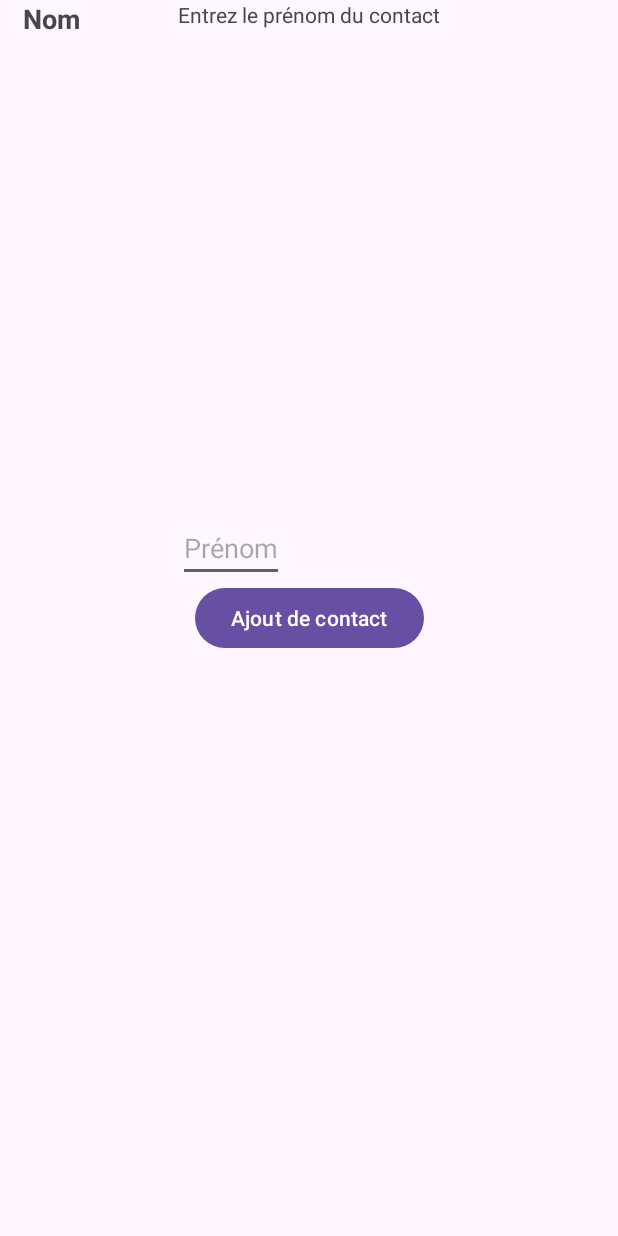
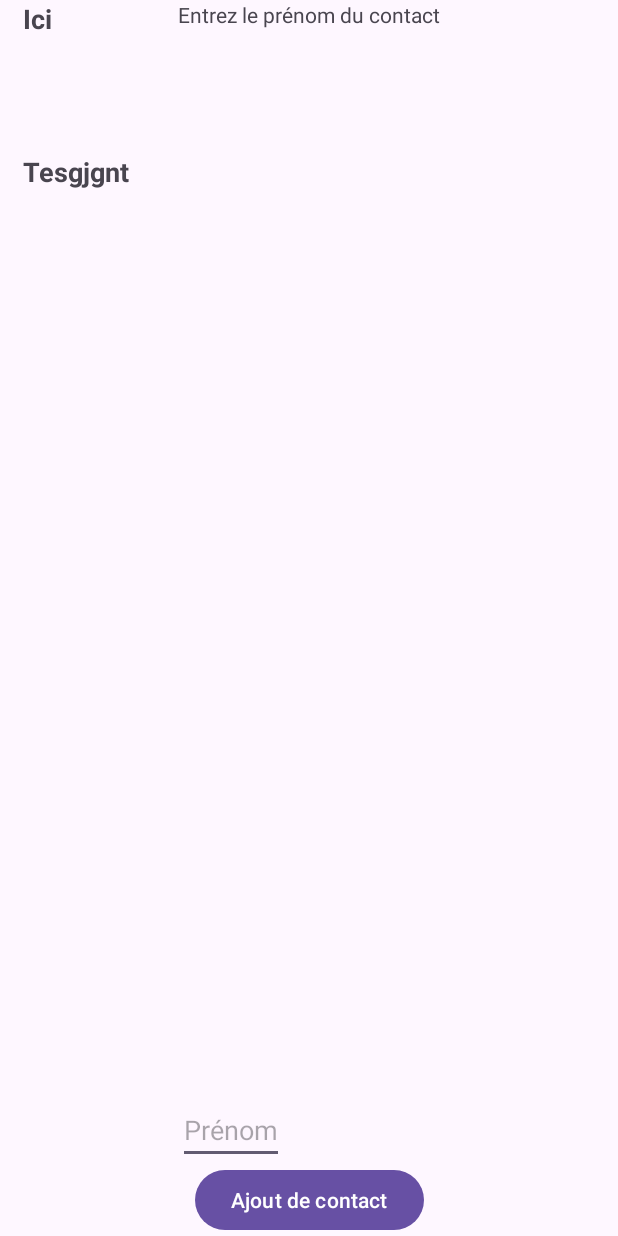
Before and after one commit to fasquelt/Kotlin_TP1, an Android app: the screen it shows after launch (MainActivity), on a phone screen of 412 x 824 dp. Run offline under Robolectric (Android 15) with nearby library versions, the phone set to English and light mode, and no system bars.

Commit message:
Ça fonctionne

```diff
--- a/app/src/main/java/com/example/tp1/ContactAdapter.kt
+++ b/app/src/main/java/com/example/tp1/ContactAdapter.kt
@@ -1,22 +1,15 @@
 import android.view.LayoutInflater
-import android.view.View
 import android.view.ViewGroup
-import android.widget.TextView
 import androidx.recyclerview.widget.ListAdapter
 import androidx.recyclerview.widget.RecyclerView
 import com.example.tp1.Contact
 import com.example.tp1.DiffCallback
-import com.example.tp1.R
 import com.example.tp1.databinding.ListeContactBinding
 
 class ContactAdapter : ListAdapter<Contact, ContactAdapter.ContactViewHolder>(DiffCallback()) {
 
-    class ContactViewHolder(itemView: View) :
-        RecyclerView.ViewHolder(itemView){
-        private lateinit var binding: ListeContactBinding
-        lateinit var nomTextView : TextView
-        lateinit var prenomTextView : TextView
-        lateinit var telTextView : TextView
+    class ContactViewHolder(private val binding : ListeContactBinding) :
+        RecyclerView.ViewHolder(binding.root){
             fun bind(c: Contact){
                 binding.prenom.setText(c.firstname)
                 binding.nom.setText(c.name)
@@ -25,18 +18,12 @@ class ContactAdapter : ListAdapter<Contact, ContactAdapter.ContactViewHolder>(Di
         }
 
 
-
-
     override fun onCreateViewHolder(parent: ViewGroup, viewType: Int): ContactViewHolder {
-        val view = LayoutInflater.from(parent.context).inflate(R.layout.liste_contact, parent, false)
-        return ContactViewHolder(view)
+        return ContactViewHolder(ListeContactBinding.inflate(LayoutInflater.from(parent.context), parent, false))
     }
 
     override fun onBindViewHolder(holder: ContactViewHolder, position: Int) {
-        val contact = getItem(position)
-        holder.nomTextView.text = contact.name
-        holder.prenomTextView.text = contact.firstname
-        holder.telTextView.text = contact.tel
+        holder.bind(getItem(position))
     }
 
 
--- a/app/src/main/java/com/example/tp1/MainActivity.kt
+++ b/app/src/main/java/com/example/tp1/MainActivity.kt
@@ -11,12 +11,11 @@ class MainActivity : AppCompatActivity() {
 
     private lateinit var binding: ActivityMainBinding
     var contacts : MutableList<Contact> = mutableListOf(
-        Contact("Test","Voila","02"),
-        Contact("Ici", "Voila", "03")
+        Contact("Ici", "Voila", "03"),
+        Contact("Tesgjgnt","Voila","02"),
     )
 
 
-    private val intent = Intent(this, AjoutContact::class.java)
     override fun onCreate(savedInstanceState: Bundle?) {
         super.onCreate(savedInstanceState)
         binding = ActivityMainBinding.inflate(layoutInflater)
--- a/app/src/main/java/com/example/tp1/UserDiffCallback.kt
+++ b/app/src/main/java/com/example/tp1/UserDiffCallback.kt
@@ -4,10 +4,10 @@ import androidx.recyclerview.widget.DiffUtil
 
 class DiffCallback : DiffUtil.ItemCallback<Contact>() {
     override fun areItemsTheSame(oldItem: Contact, newItem: Contact): Boolean {
-        return oldItem === newItem
+        return oldItem.firstname === newItem.firstname
     }
 
     override fun areContentsTheSame(oldItem: Contact, newItem: Contact): Boolean {
-        return oldItem.tel == newItem.tel
+        return oldItem == newItem
     }
 }
--- a/app/src/main/res/layout/activity_main.xml
+++ b/app/src/main/res/layout/activity_main.xml
@@ -34,7 +34,6 @@
         android:layout_width="wrap_content"
         android:layout_height="wrap_content"
         android:text="@string/ajout_de_contact"
-        app:layout_constraintTop_toTopOf="parent"
         app:layout_constraintBottom_toBottomOf="parent"
         app:layout_constraintStart_toStartOf="@+id/input"
         app:layout_constraintEnd_toEndOf="@+id/message"
@@ -43,7 +42,9 @@
     <androidx.recyclerview.widget.RecyclerView
         android:id="@+id/recyclerView"
         android:layout_width="match_parent"
-        android:layout_height="match_parent"
-        android:scrollbars="vertical"/>
+        android:layout_height="0dp"
+        android:scrollbars="vertical"
+        app:layout_constraintTop_toTopOf="parent"
+        app:layout_constraintBottom_toTopOf="@id/input"/>
 
 </androidx.constraintlayout.widget.ConstraintLayout>
--- a/app/src/main/res/layout/liste_contact.xml
+++ b/app/src/main/res/layout/liste_contact.xml
@@ -2,7 +2,7 @@
 
 <LinearLayout xmlns:android="http://schemas.android.com/apk/res/android"
     android:layout_width="match_parent"
-    android:layout_height="match_parent"
+    android:layout_height="wrap_content"
     android:orientation="horizontal">
 
 
```
